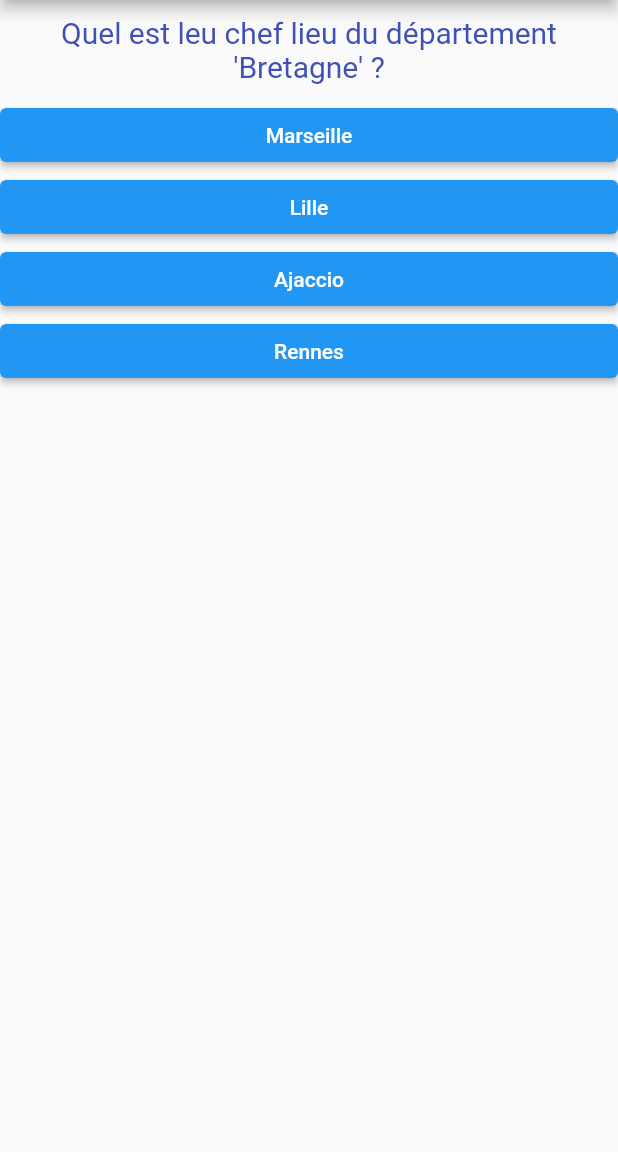
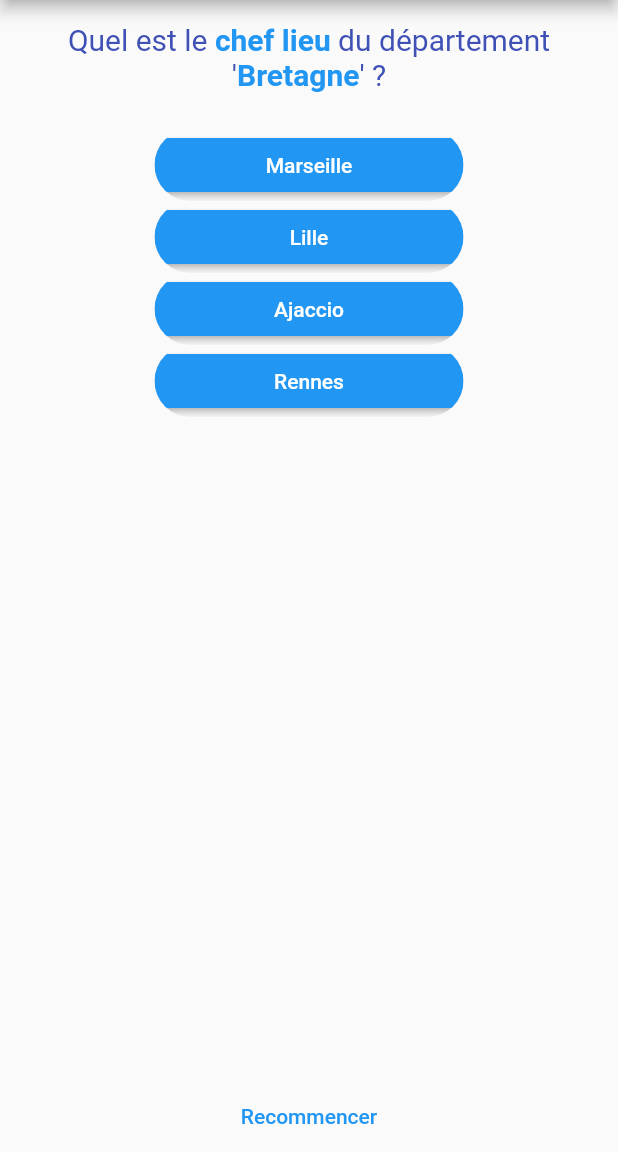
Before and after one commit to QuentinLHB/GeoQuizz, a Flutter app: the screen it shows after launch, after a tap on "Rennes", on a phone screen of 412 x 824 dp, the part 84-1236 px from its top. Run offline on Flutter 3.47's test engine with Material 2 defaults, Android fonts, the phone set to English and light mode, and no system bars.

Commit message:
Added a Restart button Added unit tests Isolated constants Enhanced some widgets

```diff
--- a/lib/Controller/controller.dart
+++ b/lib/Controller/controller.dart
@@ -1,5 +1,7 @@
+import 'package:flutter/cupertino.dart';
 import 'package:flutter_project/Model/question.dart';
 import 'package:flutter_project/Model/question_factory.dart';
+import 'package:flutter_project/View/main.dart';
 
 class Controller{
 
@@ -14,30 +16,45 @@ class Controller{
   }
 
   // Fields
+  static const int QUESTION_AMOUNT = 10;
   List<Question> _quiz = [];
-  int _currentIndex = 0;
-  int get currentIndex => _currentIndex;
-
-  // Methods
-
-  /// Returns a list of question. The quiz is only generated if it hasn't been initialized yet.
-  List<Question> getQuiz(){
+  List<Question> get quiz {
     if(_quiz.isEmpty){
-      _quiz = QuestionFactory.generateQuestions(10);
+      _quiz = QuestionFactory.generateQuestions(QUESTION_AMOUNT);
     }
     return _quiz;
   }
 
-  void incrementIndex(){
-    _currentIndex++;
+  int _currentIndex = 0;
+  int get currentIndex => _currentIndex;
+
+  Question get currentQuestion => _quiz[_currentIndex];
+
+  int _score = 0;
+  int get score => _score;
+
+
+
+
+
+  // Methods
+
+  /// Returns true if the answer passed as argument is the right one.
+  bool isRight(String answer){
+    return currentQuestion.submit(answer);
   }
 
-  Question getCurrentQuestion(){
-    return _quiz[_currentIndex];
+  void submit(bool answeredRight){
+    _currentIndex++;
+    if(answeredRight) _score++;
   }
 
-  bool submit(String answer){
-    return getCurrentQuestion().submit(answer);
+  void reset() {
+    _score = 0;
+    _currentIndex = 0;
+    _quiz = QuestionFactory.generateQuestions(QUESTION_AMOUNT);
   }
 
+
+
 }
--- a/lib/Model/question.dart
+++ b/lib/Model/question.dart
@@ -5,8 +5,9 @@ class Question{
   List<String> allAnswers;
   String rightAnswer;
   String question;
+  List<String> textToHighLight = [];
 
-  Question(this.type, this.question, this.allAnswers, this.rightAnswer);
+  Question(this.type, this.question, this.allAnswers, this.rightAnswer, {this.textToHighLight = const[]});
 
   bool submit(String answer){
     return answer == rightAnswer;
--- a/lib/Model/question_factory.dart
+++ b/lib/Model/question_factory.dart
@@ -70,14 +70,15 @@ abstract class QuestionFactory{
       }
       String questionString = _generateQuestionString('chef_lieu', randomRegion);
       answers.shuffle();
-      questions.add(Question('chef_lieu', questionString, answers, rightAnswer));
+      questions.add(Question('chef_lieu', questionString, answers, rightAnswer, textToHighLight: ["chef lieu", randomRegion]));
     }
     return questions;
   }
 
   static String _generateQuestionString(String type, String lieuQuestion){
     if(type == "chef_lieu"){
-      return "Quel est leu chef lieu du département '" + lieuQuestion + "' ?";
+
+      return "Quel est le chef lieu du département '$lieuQuestion' ?";
     }
     return "error";
   }
--- a/lib/View/answer_widget.dart
+++ b/lib/View/answer_widget.dart
@@ -4,19 +4,17 @@ class AnswerWidget extends StatelessWidget {
 
   final void Function(bool) onPressHandler;
   final String answerText;
-  final bool rightAnswer;
+  final bool isRight;
 
-  void onPress(){
-      onPressHandler(rightAnswer);
-  }
-
-  AnswerWidget(this.onPressHandler, this.answerText, this.rightAnswer, {Key? key}) : super(key: key);
+  AnswerWidget(this.onPressHandler, this.answerText, this.isRight, {Key? key}) : super(key: key);
 
   @override
   Widget build(BuildContext context) {
     return Container(
-      child: ElevatedButton(onPressed: onPress, child: Text(answerText)),
-      width: double.infinity,
+      child: ClipRRect(
+        borderRadius: BorderRadius.circular(25),
+          child: ElevatedButton(onPressed: () => onPressHandler(isRight), child: Text(answerText))),
+      width: MediaQuery.of(context).size.width /2,
     );
   }
 }
--- /dev/null
+++ b/lib/View/constants.dart
@@ -0,0 +1 @@
+double titleFontSize = 20;
--- a/lib/View/main.dart
+++ b/lib/View/main.dart
@@ -8,18 +8,7 @@ import 'question_widget.dart';
 import 'quiz_widget.dart';
 import 'package:flutter_project/Controller/controller.dart';
 
-void main() {
-
-  var qs = QuestionFactory.generateQuestions(10);
-
-  qs.forEach((question) {
-    print(question.question);
-    print(question.allAnswers);
-    print(question.rightAnswer);
-  });
-
-  runApp(MyApp());
-}
+void main() => runApp(MyApp());
 
 
 
@@ -38,12 +27,8 @@ void main() {
 
     List<Question> _questions = [];
 
-    int _score = 0;
-
     @override
     Widget build(BuildContext context) {
-
-
 
       return MaterialApp(
           title: 'Flutter Demo',
@@ -54,19 +39,24 @@ void main() {
           home: Scaffold(
             appBar: AppBar(title: const Text("Quizz")),
             body: controller.currentIndex < _questions.length
-                ? QuizzWidget(validateAnswer, controller.currentIndex)
-                : ResultWidget(_score, _questions.length)
+                ? QuizWidget(resetCallBack: reset, answerCallBack: validateAnswer, currentIndex:controller.currentIndex)
+                : ResultWidget(reset, controller.score, _questions.length)
           ));
     }
 
     void validateAnswer(bool right) {
       setState(() {
-        if(right) _score++;
-        controller.incrementIndex();
+        controller.submit(right);
+      });
+    }
+
+    void reset(){
+      setState(() {
+        controller.reset();
       });
     }
 
     MyAppState(){
-      _questions = controller.getQuiz();
+      _questions = controller.quiz;
     }
 }
--- a/lib/View/question_widget.dart
+++ b/lib/View/question_widget.dart
@@ -1,23 +1,58 @@
 import 'package:flutter/material.dart';
 import 'package:flutter_project/Controller/controller.dart';
+import 'package:flutter_project/View/constants.dart';
 
 class QuestionWidget extends StatelessWidget {
   String text;
+  List<String> textToHighlight =[];
+  var textSpans = <TextSpan>[];
 
-  QuestionWidget(this.text){
+  QuestionWidget(this.text, {this.textToHighlight : const[]}){
 
+
+    textToHighlight.forEach((element) {
+
+      // Adds the part coming before the highlighted text :
+      var splittedText = text.split(element);
+      textSpans.add(TextSpan(
+        text: splittedText[0],
+        style: TextStyle(color: Colors.indigo, fontSize: 20),
+      ));
+
+      // Adds the highlighted text.
+      textSpans.add(TextSpan(
+        text:element,
+        style: TextStyle(
+          color: Colors.blue,
+          fontWeight: FontWeight.bold,
+          fontSize: titleFontSize,
+        ),
+      ));
+      text = text.replaceAll(splittedText[0], "");
+      text = text.replaceAll(element, "");
+
+    });
+    if(textToHighlight.isNotEmpty) {
+      textSpans.add(TextSpan(
+        text: text, // Remaining text after everything else was removed
+        style: TextStyle(color: Colors.indigo, fontSize: 20),
+      ));
+    }
   }
 
   @override
   Widget build(BuildContext context) {
     return Container(
-      child: Text(
-        text,
-        style: TextStyle(color: Colors.indigo, fontSize: 20),
-        textAlign: TextAlign.center,
+      child: Center(
+        child: RichText(
+          text:TextSpan(
+            children: textSpans
+          ),
+            textAlign: TextAlign.center,
+        ),
       ),
       width: double.infinity,
-      margin: EdgeInsets.all(10),
+      margin: const EdgeInsets.only(top:15, bottom:25),
     );
   }
 }
--- a/lib/View/quiz_widget.dart
+++ b/lib/View/quiz_widget.dart
@@ -2,28 +2,33 @@ import 'package:flutter/material.dart';
 import 'package:flutter_project/Controller/controller.dart';
 import 'package:flutter_project/Model/question.dart';
 import 'package:flutter_project/View/quiz_keys_enum.dart';
+import 'package:flutter_project/View/restart_widget.dart';
 import 'answer_widget.dart';
 import 'question_widget.dart';
 
-class QuizzWidget extends StatelessWidget {
-
+/// Generated after each question
+class QuizWidget extends StatelessWidget {
   Controller controller = Controller();
   final void Function(bool) answerCallBack;
+  final VoidCallback resetCallBack;
   final int currentIndex;
 
-  QuizzWidget(this.answerCallBack, this.currentIndex, {Key? key}) : super(key: key);
+  QuizWidget({required this.resetCallBack, required this.answerCallBack, required this.currentIndex, Key? key})
+      : super(key: key);
 
   @override
   Widget build(BuildContext context) {
     return Column(children: [
-    QuestionWidget(controller.getCurrentQuestion().question),
-...(controller.getCurrentQuestion().allAnswers)
-    .map((e) => AnswerWidget(answerCallBack, e, isAnswerRight(e)))
-    .toList()
-]);
+      QuestionWidget(controller.currentQuestion.question, textToHighlight: controller.currentQuestion.textToHighLight),
+      ...(controller.currentQuestion.allAnswers)
+          .map((e) => AnswerWidget(answerCallBack, e, isAnswerRight(e)))
+          .toList(),
+      Spacer(),
+      RestartWidget(resetCallBack),
+    ]);
   }
 
   bool isAnswerRight(String answer) {
-    return controller.submit(answer);
+    return controller.isRight(answer);
   }
 }
--- /dev/null
+++ b/lib/View/restart_widget.dart
@@ -0,0 +1,20 @@
+import 'package:flutter/material.dart';
+import 'package:flutter_project/Controller/controller.dart';
+
+class RestartWidget extends StatelessWidget {
+  VoidCallback resetCallBack;
+
+  RestartWidget(this.resetCallBack, {Key? key}) : super(key: key);
+
+  @override
+  Widget build(BuildContext context) {
+    return Column(
+      mainAxisAlignment: MainAxisAlignment.center,
+      // crossAxisAlignment: CrossAxisAlignment.end,
+
+      children: [
+        TextButton(onPressed: resetCallBack, child: Text("Recommencer")),
+      ],
+    );
+  }
+}
--- a/lib/View/result.dart
+++ b/lib/View/result.dart
@@ -1,19 +1,47 @@
 import 'package:flutter/material.dart';
+import 'package:flutter_project/View/restart_widget.dart';
 
 class ResultWidget extends StatelessWidget {
   final int score;
   final int maxScore;
+  final VoidCallback resetCallBack;
 
-  ResultWidget(this.score, this.maxScore, {Key? key}) : super(key: key);
+  ResultWidget(this.resetCallBack, this.score, this.maxScore, {Key? key}) : super(key: key);
 
   @override
   Widget build(BuildContext context) {
-    return Center(
-        child: Text(
-      score.toString() + (score <2 ? "point !": "points !"),
-      style: TextStyle(fontSize: 30,
-      color: score >= maxScore/2 ? Colors.green : Colors.red),
+    return Container(
 
-    ));
+      child: Column(
+        mainAxisAlignment: MainAxisAlignment.center,
+        crossAxisAlignment: CrossAxisAlignment.center,
+
+        children: [
+          Expanded(
+            flex: 8,
+              child: Container(
+                width: double.infinity,
+                child:
+                Center(
+                  child: Text(
+                    score.toString() + (score <2 ? " point !": " points !"),
+                    style: TextStyle(fontSize: 30,
+                        color: score >= maxScore/2 ? Colors.green : Colors.red),
+                    textAlign: TextAlign.center,
+                  )
+                )
+              )
+          ),
+          Expanded(
+              flex:2,
+            child: RestartWidget(resetCallBack),
+
+          ),
+
+
+        ],
+      ),
+
+    );
   }
 }
```
Also changed, not shown: 2 other files.
